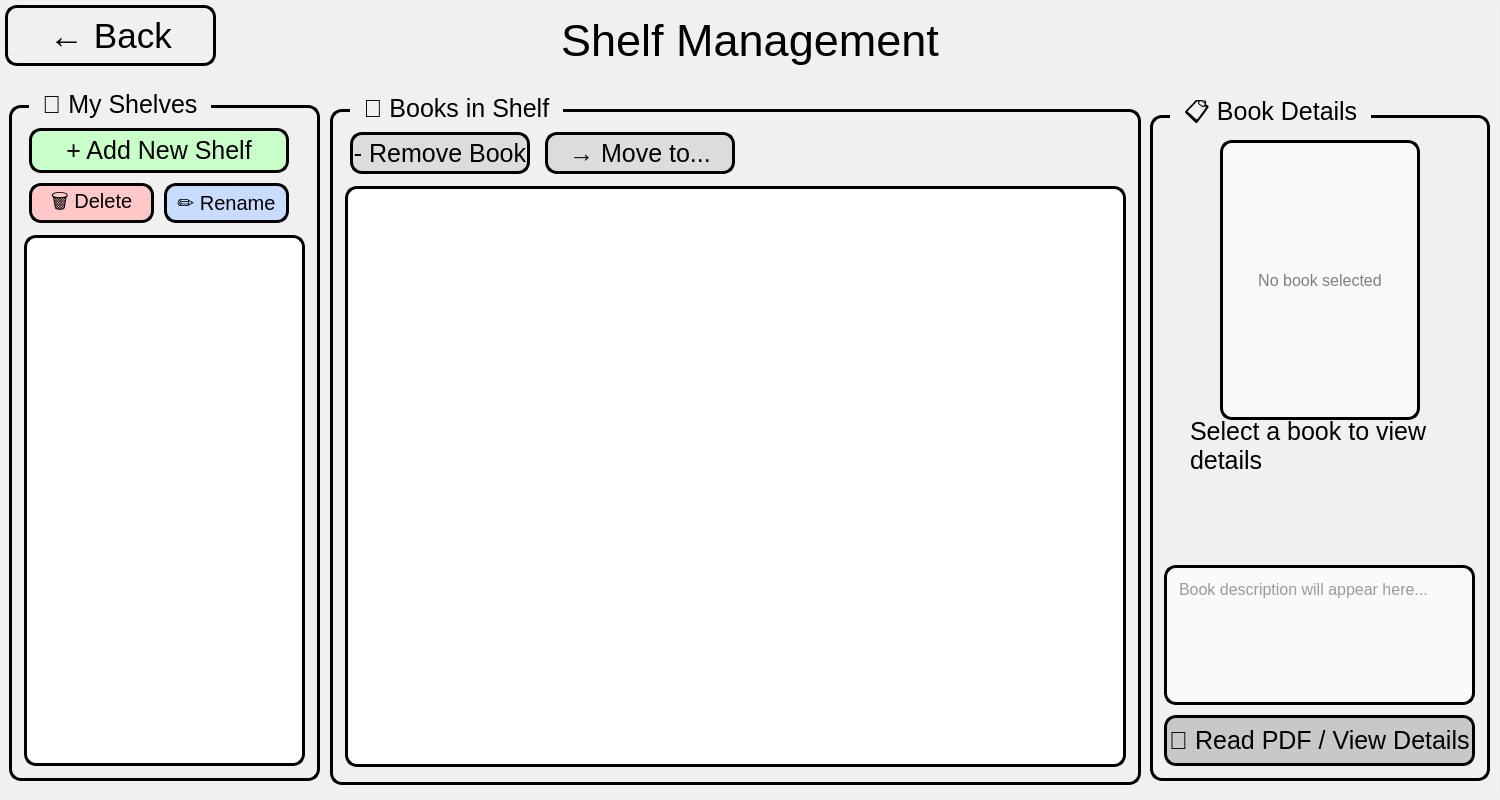
Qt form BookClubProject/Users/shelfmanagementdialog.ui (mohammadshirizadeh-sudo/book-club) before a commit.
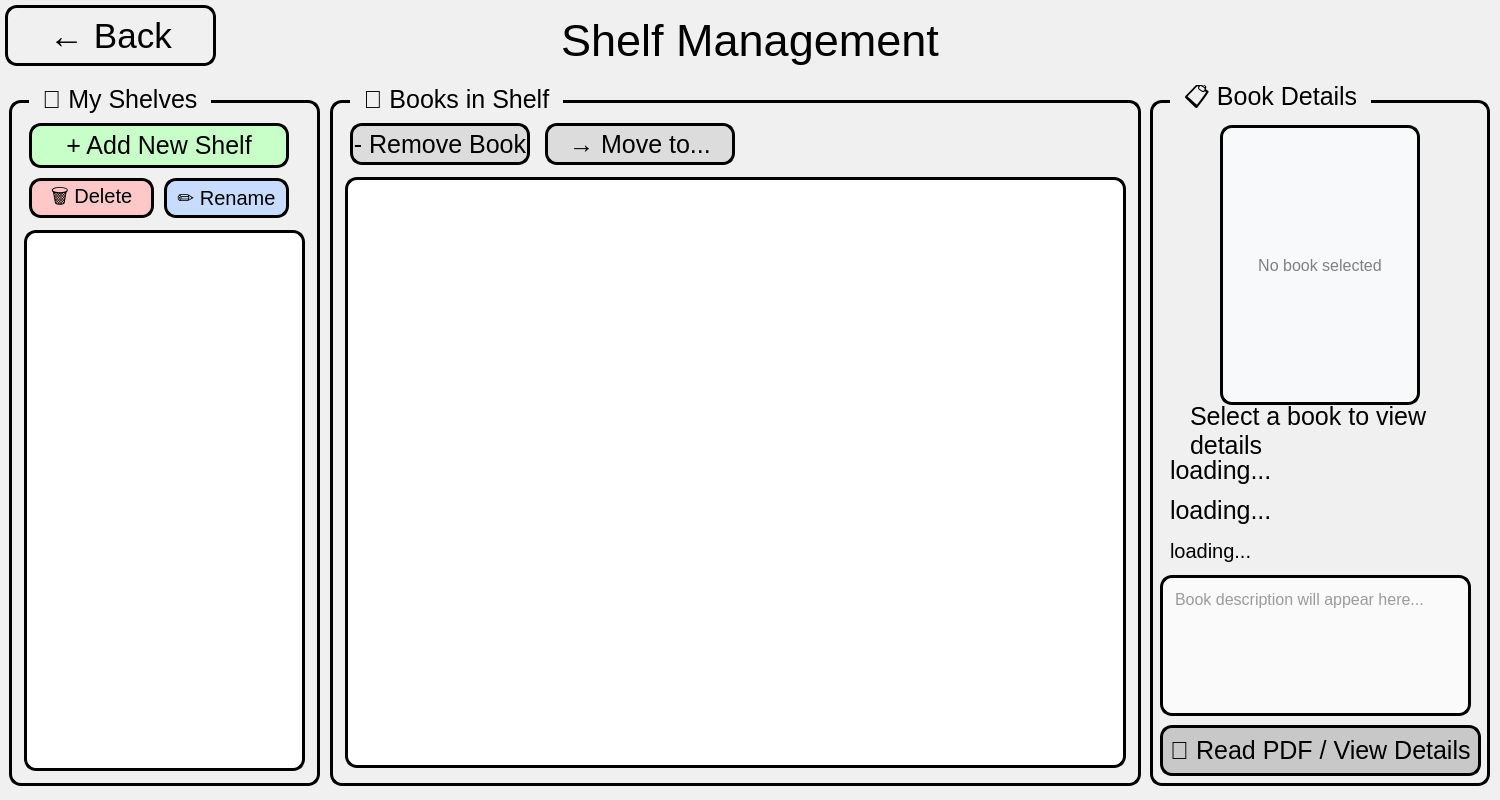
The same form after that commit. Icons and pictures are not drawn.

```diff
--- a/BookClubProject/Users/shelfmanagementdialog.ui
+++ b/BookClubProject/Users/shelfmanagementdialog.ui
@@ -97,9 +97,9 @@
     <property name="geometry">
      <rect>
       <x>9</x>
-      <y>90</y>
+      <y>85</y>
       <width>311</width>
-      <height>691</height>
+      <height>701</height>
      </rect>
     </property>
     <property name="styleSheet">
@@ -207,7 +207,7 @@
        <x>15</x>
        <y>145</y>
        <width>281</width>
-       <height>531</height>
+       <height>541</height>
       </rect>
      </property>
      <property name="styleSheet">
@@ -246,9 +246,9 @@
     <property name="geometry">
      <rect>
       <x>330</x>
-      <y>94</y>
+      <y>85</y>
       <width>811</width>
-      <height>691</height>
+      <height>701</height>
      </rect>
     </property>
     <property name="styleSheet">
@@ -341,7 +341,7 @@
        <x>15</x>
        <y>92</y>
        <width>781</width>
-       <height>581</height>
+       <height>591</height>
       </rect>
      </property>
      <property name="styleSheet">
@@ -400,9 +400,9 @@
     <property name="geometry">
      <rect>
       <x>1150</x>
-      <y>100</y>
+      <y>85</y>
       <width>340</width>
-      <height>681</height>
+      <height>701</height>
      </rect>
     </property>
     <property name="styleSheet">
@@ -492,7 +492,7 @@
 }</string>
      </property>
      <property name="text">
-      <string/>
+      <string>loading...</string>
      </property>
     </widget>
     <widget class="QLabel" name="genreValueLabel">
@@ -513,14 +513,14 @@
 }</string>
      </property>
      <property name="text">
-      <string/>
+      <string>loading...</string>
      </property>
     </widget>
     <widget class="QLabel" name="priceValueLabel">
      <property name="geometry">
       <rect>
        <x>20</x>
-       <y>430</y>
+       <y>450</y>
        <width>300</width>
        <height>31</height>
       </rect>
@@ -534,16 +534,16 @@
 }</string>
      </property>
      <property name="text">
-      <string/>
+      <string>loading...</string>
      </property>
     </widget>
     <widget class="QTextEdit" name="descriptionTextEdit">
      <property name="geometry">
       <rect>
-       <x>14</x>
-       <y>465</y>
+       <x>10</x>
+       <y>490</y>
        <width>311</width>
-       <height>140</height>
+       <height>141</height>
       </rect>
      </property>
      <property name="styleSheet">
@@ -572,9 +572,9 @@
      </property>
      <property name="geometry">
       <rect>
-       <x>14</x>
-       <y>615</y>
-       <width>311</width>
+       <x>10</x>
+       <y>640</y>
+       <width>321</width>
        <height>51</height>
       </rect>
      </property>
```
